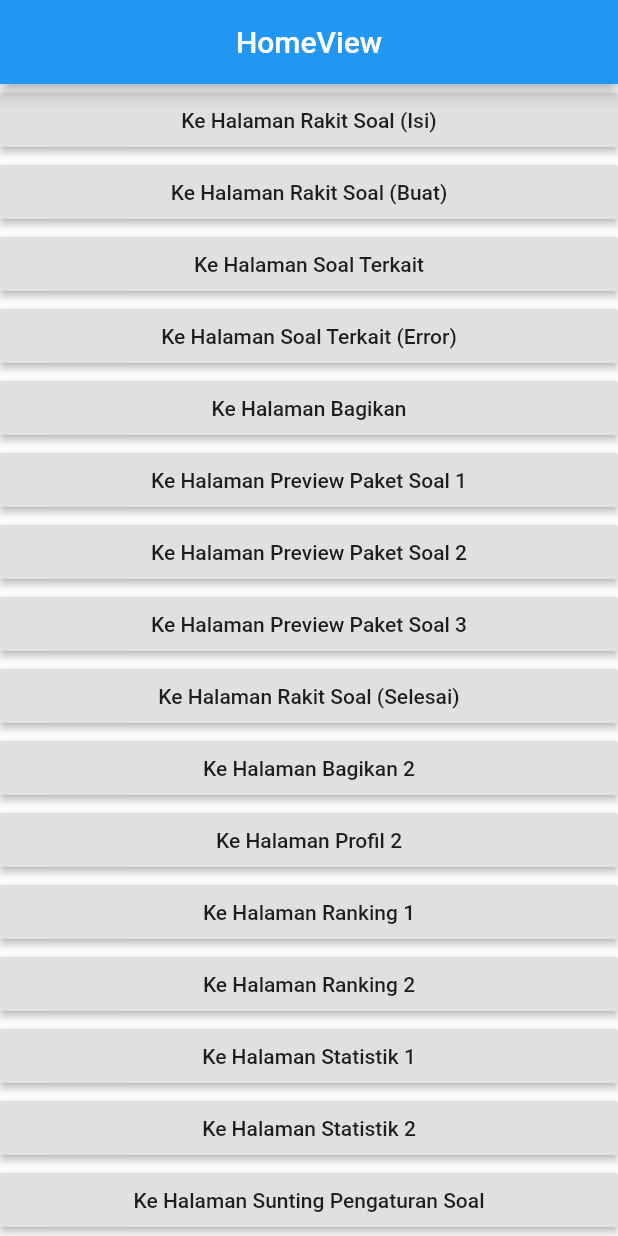
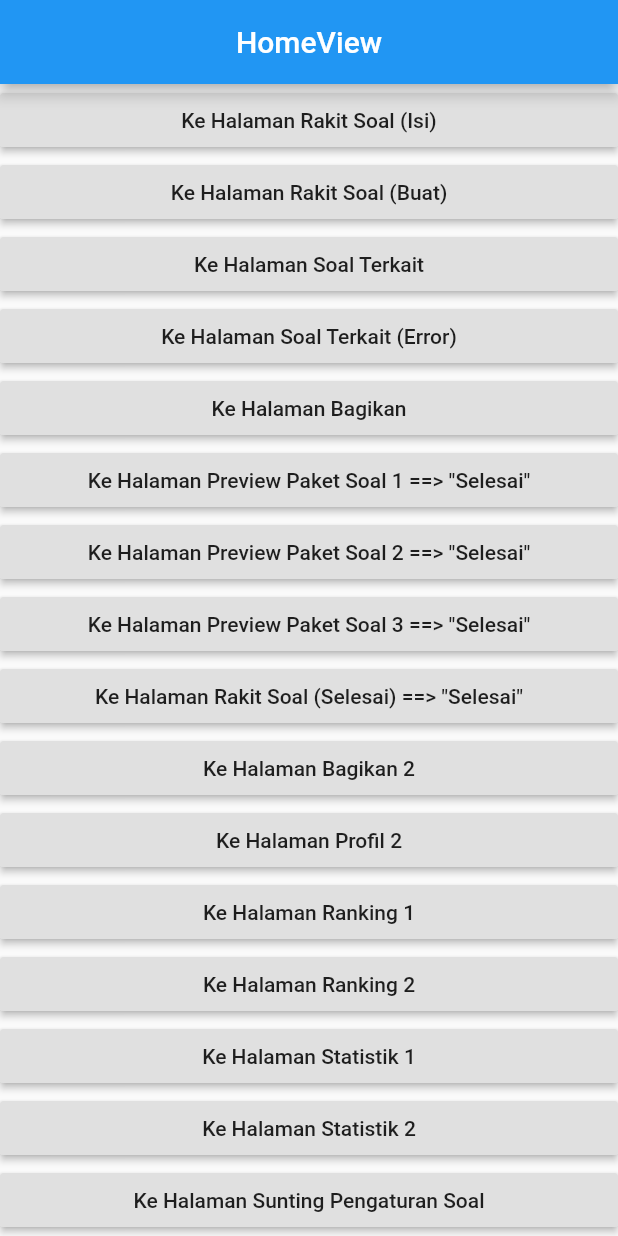
Before and after one commit to zulham724/flutter_penilaian, a Flutter app: the screen it shows after launch, scrolled down 576 dp, on a phone screen of 412 x 824 dp. Run offline on Flutter 3.47's test engine with Material 2 defaults, Android fonts, the phone set to English and light mode, and no system bars; our stand-ins replace bubble_bottom_bar, get.

Commit message:
revisi home page

```diff
--- a/lib/app/modules/home/views/home_view.dart
+++ b/lib/app/modules/home/views/home_view.dart
@@ -45,11 +45,11 @@ class HomeView extends GetView<HomeController> {
           children: [
           RaisedButton(
             onPressed: () => Get.to(() => LoginView()),
-            child: Text('Ke Halaman Login'),
+            child: Text('Ke Halaman Login ==> "Selesai"'),
           ),
           RaisedButton(
             onPressed: () => Get.to(() => RegisterView()),
-            child: Text('Ke Halaman Register'),
+            child: Text('Ke Halaman Register ==> "Selesai"'),
           ),
           RaisedButton(
             onPressed: () => Get.to(() => DashboardView()),
@@ -65,7 +65,7 @@ class HomeView extends GetView<HomeController> {
           child: Text('Ke Halaman Butir Soal'),
           ),
           RaisedButton(onPressed: ()=>Get.to(HasilView()),
-          child: Text('Ke Halaman Hasil'),
+          child: Text('Ke Halaman Hasil ==> "Selesai"'),
           ),
           RaisedButton(onPressed: ()=>Get.to(NilaiView()),
           child: Text('Ke Halaman Nilai'),
@@ -80,7 +80,7 @@ class HomeView extends GetView<HomeController> {
           child: Text('Ke Halaman Buat Soal (Buat)'),
           ),
           RaisedButton(onPressed: ()=>Get.to(BuatSoalSelesaiView()),
-          child: Text('Ke Halaman Buat Soal (Selesai)'),
+          child: Text('Ke Halaman Buat Soal (Selesai) ==> "Selesai"'),
           ),
           RaisedButton(onPressed: ()=>Get.to(RakitSoalIsiView()),
           child: Text('Ke Halaman Rakit Soal (Isi)'),
@@ -98,16 +98,16 @@ class HomeView extends GetView<HomeController> {
           child: Text('Ke Halaman Bagikan'),
           ),
           RaisedButton(onPressed: ()=>Get.to(PreviewPaketSoalView()),
-          child: Text('Ke Halaman Preview Paket Soal 1'),
+          child: Text('Ke Halaman Preview Paket Soal 1 ==> "Selesai"'),
           ),
           RaisedButton(onPressed: ()=>Get.to(PreviewPaketSoal2View()),
-          child: Text('Ke Halaman Preview Paket Soal 2'),
+          child: Text('Ke Halaman Preview Paket Soal 2 ==> "Selesai"'),
           ),
           RaisedButton(onPressed: ()=>Get.to(PreviewPaketSoal3View()),
-          child: Text('Ke Halaman Preview Paket Soal 3'),
+          child: Text('Ke Halaman Preview Paket Soal 3 ==> "Selesai"'),
           ),
           RaisedButton(onPressed: ()=>Get.to(RakitSoalSelesaiView()),
-          child: Text('Ke Halaman Rakit Soal (Selesai)'),
+          child: Text('Ke Halaman Rakit Soal (Selesai) ==> "Selesai"'),
           ),
           RaisedButton(onPressed: ()=>Get.to(Bagikan2View()),
           child: Text('Ke Halaman Bagikan 2'),
```
